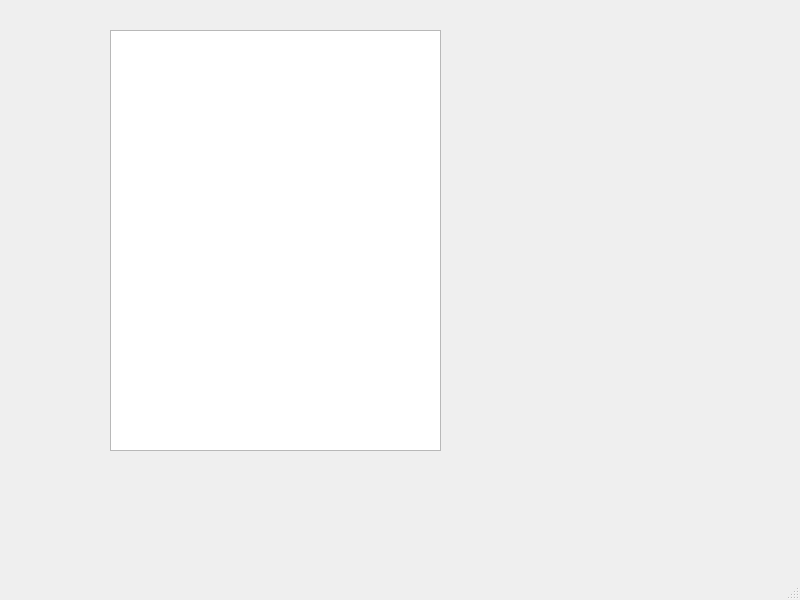
Qt form DolfinID.ui (jikhanjung/DolfinDesktop) before a commit.
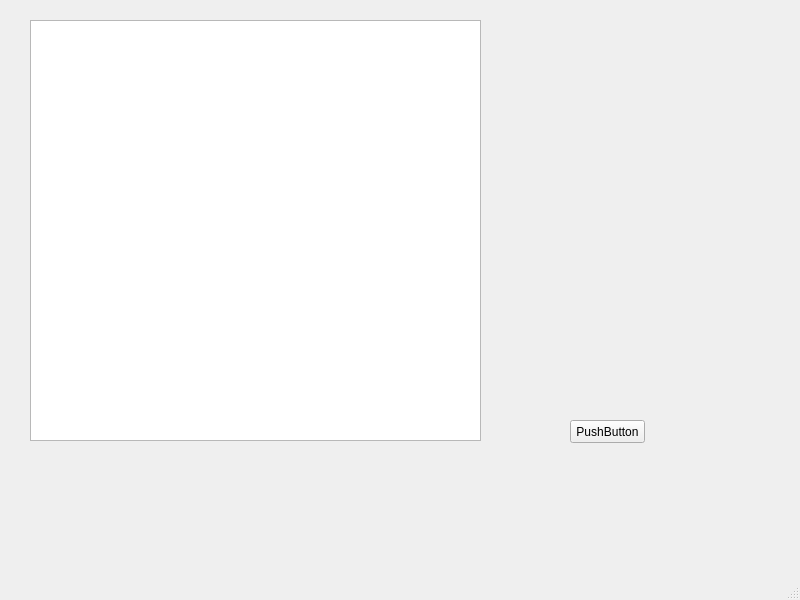
The same form after that commit.

Commit message: working on DolfinID prototype

Diff of the .ui file:
```diff
--- a/DolfinID.ui
+++ b/DolfinID.ui
@@ -17,13 +17,26 @@
    <widget class="QTreeView" name="treeView">
     <property name="geometry">
      <rect>
-      <x>110</x>
-      <y>30</y>
-      <width>331</width>
+      <x>30</x>
+      <y>20</y>
+      <width>451</width>
       <height>421</height>
      </rect>
     </property>
    </widget>
+   <widget class="QPushButton" name="pushButton">
+    <property name="geometry">
+     <rect>
+      <x>570</x>
+      <y>420</y>
+      <width>75</width>
+      <height>23</height>
+     </rect>
+    </property>
+    <property name="text">
+     <string>PushButton</string>
+    </property>
+   </widget>
   </widget>
   <widget class="QMenuBar" name="menubar">
    <property name="geometry">
```
The commit also changes 2 other files.
